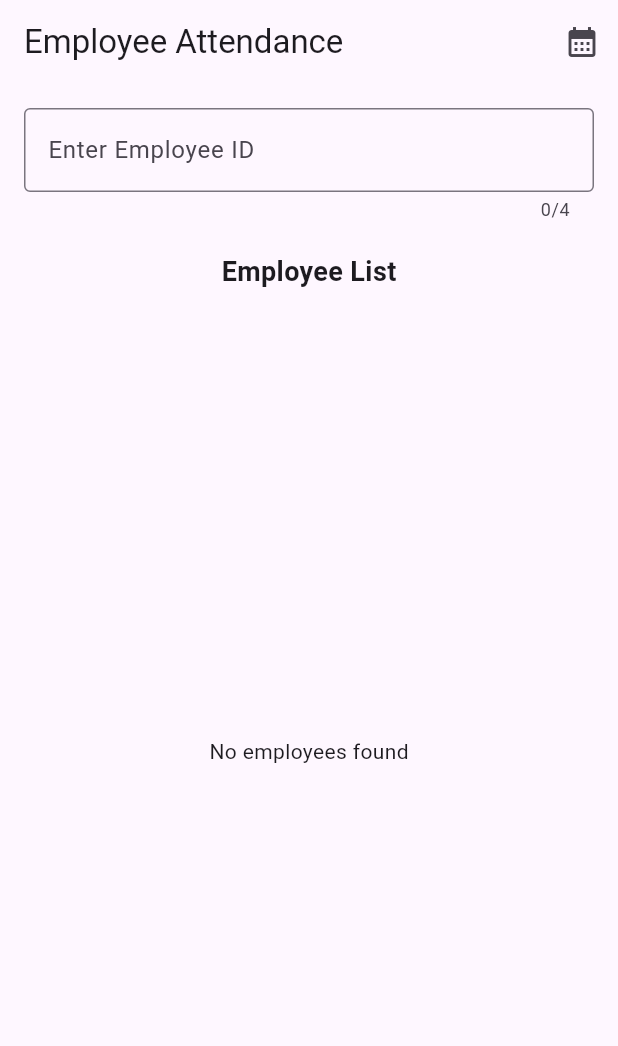
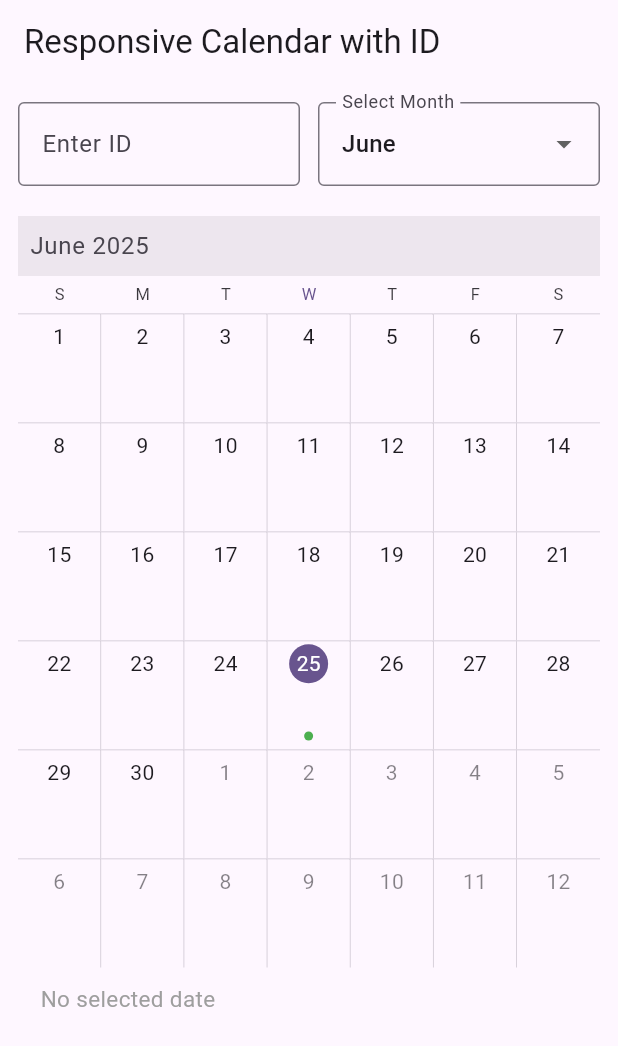
Before and after one commit to jaysonjyo/Attendance, a Flutter app: the screen it shows after launch, on a phone screen of 412 x 824 dp. Shown: the top 1046 px of the screen. Run offline on Flutter 3.47's test engine with Material 3 defaults, Android fonts, the light colour scheme and no system bars; drawn by our look-alikes of syncfusion_flutter_calendar; our stand-ins replace flutter_slidable, supabase_flutter; accounts and stored records are empty.

Commit message:
updated att

```diff
--- /dev/null
+++ b/lib/Leave_report_view.dart
@@ -0,0 +1,230 @@
+// import 'package:flutter/material.dart';
+// import 'package:syncfusion_flutter_calendar/calendar.dart';
+// import 'package:intl/intl.dart';
+//
+// class CalendarPage extends StatefulWidget {
+//   const CalendarPage({Key? key}) : super(key: key);
+//
+//   @override
+//   State<CalendarPage> createState() => _CalendarPageState();
+// }
+//
+// class _CalendarPageState extends State<CalendarPage> {
+//   final TextEditingController _idController = TextEditingController();
+//   DateTime _selectedMonth = DateTime.now();
+//   late DateTime _visibleDate;
+//
+//   @override
+//   void initState() {
+//     super.initState();
+//     _visibleDate = DateTime(_selectedMonth.year, _selectedMonth.month);
+//   }
+//
+//   List<String> _monthList = List.generate(12, (index) {
+//     final month = DateTime(0, index + 1);
+//     return DateFormat.MMMM().format(month); // e.g. January, February
+//   });
+//
+//   void _onMonthChanged(String? selectedMonth) {
+//     if (selectedMonth == null) return;
+//
+//     int monthIndex = _monthList.indexOf(selectedMonth) + 1;
+//     setState(() {
+//       _selectedMonth = DateTime(_selectedMonth.year, monthIndex);
+//       _visibleDate = _selectedMonth;
+//     });
+//   }
+//
+//   @override
+//   Widget build(BuildContext context) {
+//     return Scaffold(
+//       appBar: AppBar(
+//         title: const Text('Calendar View with ID & Month Select'),
+//       ),
+//       body: Padding(
+//         padding: const EdgeInsets.all(12),
+//         child: Column(
+//           children: [
+//             Row(
+//               children: [
+//                 Expanded(
+//                   flex: 2,
+//                   child: TextField(
+//                     controller: _idController,
+//                     decoration: const InputDecoration(
+//                       labelText: 'Enter ID',
+//                       border: OutlineInputBorder(),
+//                     ),
+//                   ),
+//                 ),
+//                 const SizedBox(width: 12),
+//                 Expanded(
+//                   flex: 2,
+//                   child: DropdownButtonFormField<String>(
+//                     value: DateFormat.MMMM().format(_selectedMonth),
+//                     items: _monthList
+//                         .map((month) => DropdownMenuItem(
+//                       value: month,
+//                       child: Text(month),
+//                     ))
+//                         .toList(),
+//                     onChanged: _onMonthChanged,
+//                     decoration: const InputDecoration(
+//                       labelText: 'Select Month',
+//                       border: OutlineInputBorder(),
+//                     ),
+//                   ),
+//                 ),
+//               ],
+//             ),
+//             const SizedBox(height: 20),
+//             Expanded(
+//               child: SfCalendar(
+//                 view: CalendarView.month,
+//                 initialDisplayDate: _visibleDate,
+//                 monthViewSettings: const MonthViewSettings(
+//                   showAgenda: true,
+//                 ),
+//                 dataSource: _getCalendarDataSource(),
+//               ),
+//             ),
+//           ],
+//         ),
+//       ),
+//     );
+//   }
+//
+//   CalendarDataSource _getCalendarDataSource() {
+//     return AppointmentDataSource([
+//       Appointment(
+//         startTime: DateTime.now(),
+//         endTime: DateTime.now().add(const Duration(hours: 2)),
+//         subject: 'Initial Meeting',
+//         color: Colors.blue,
+//       ),
+//     ]);
+//   }
+// }
+//
+// class AppointmentDataSource extends CalendarDataSource {
+//   AppointmentDataSource(List<Appointment> source) {
+//     appointments = source;
+//   }
+// }
+
+
+import 'package:flutter/material.dart';
+import 'package:syncfusion_flutter_calendar/calendar.dart';
+import 'package:intl/intl.dart';
+
+class CalendarPage extends StatefulWidget {
+  const CalendarPage({Key? key}) : super(key: key);
+
+  @override
+  State<CalendarPage> createState() => _CalendarPageState();
+}
+
+class _CalendarPageState extends State<CalendarPage> {
+  final TextEditingController _idController = TextEditingController();
+  final CalendarController _calendarController = CalendarController();
+
+  DateTime _selectedMonth = DateTime.now();
+  List<String> _monthList = List.generate(12, (index) {
+    final month = DateTime(0, index + 1);
+    return DateFormat.MMMM().format(month);
+  });
+
+  @override
+  void initState() {
+    super.initState();
+    _calendarController.displayDate = _selectedMonth;
+  }
+
+  void _onMonthChanged(String? selectedMonth) {
+    if (selectedMonth == null) return;
+
+    int monthIndex = _monthList.indexOf(selectedMonth) + 1;
+    setState(() {
+      _selectedMonth = DateTime(DateTime.now().year, monthIndex);
+      _calendarController.displayDate = _selectedMonth;
+    });
+  }
+
+  @override
+  void dispose() {
+    _calendarController.dispose();
+    _idController.dispose();
+    super.dispose();
+  }
+
+  @override
+  Widget build(BuildContext context) {
+    return Scaffold(
+      resizeToAvoidBottomInset: false,
+      appBar: AppBar(title: const Text('Responsive Calendar with ID')),
+      body: Padding(
+        padding: const EdgeInsets.all(12),
+        child: Column(
+          children: [
+            Row(
+              children: [
+                Expanded(
+                  child: TextField(
+                    controller: _idController,
+                    decoration: const InputDecoration(
+                      labelText: 'Enter ID',
+                      border: OutlineInputBorder(),
+                    ),
+                    onChanged: (value) {
+                      // You can react to ID input here if needed
+                    },
+                  ),
+                ),
+                const SizedBox(width: 12),
+                Expanded(
+                  child: DropdownButtonFormField<String>(
+                    value: DateFormat.MMMM().format(_selectedMonth),
+                    decoration: const InputDecoration(
+                      labelText: 'Select Month',
+                      border: OutlineInputBorder(),
+                    ),
+                    items: _monthList.map((month) {
+                      return DropdownMenuItem(value: month, child: Text(month));
+                    }).toList(),
+                    onChanged: _onMonthChanged,
+                  ),
+                ),
+              ],
+            ),
+            const SizedBox(height: 20),
+            Expanded(
+              child: SfCalendar(
+                controller: _calendarController,
+                view: CalendarView.month,
+                monthViewSettings: const MonthViewSettings(showAgenda: true),
+                dataSource: _getCalendarDataSource(),
+              ),
+            ),
+          ],
+        ),
+      ),
+    );
+  }
+
+  CalendarDataSource _getCalendarDataSource() {
+    return AppointmentDataSource([
+      Appointment(
+        startTime: DateTime.now(),
+        endTime: DateTime.now().add(const Duration(hours: 1)),
+        subject: 'Sample Event',
+        color: Colors.green,
+      ),
+    ]);
+  }
+}
+
+class AppointmentDataSource extends CalendarDataSource {
+  AppointmentDataSource(List<Appointment> appointments) {
+    this.appointments = appointments;
+  }
+}
--- a/lib/main.dart
+++ b/lib/main.dart
@@ -3,6 +3,8 @@ import 'package:flutter/material.dart';
 import 'package:hr_at/Date%20customize.dart';
 import 'package:hr_at/today.dart';
 import 'package:supabase_flutter/supabase_flutter.dart';
+
+import 'Leave_report_view.dart';
 
 void main() async {
   await Supabase.initialize(
@@ -23,7 +25,8 @@ class MyApp extends StatelessWidget {
       theme: ThemeData(
         colorScheme: ColorScheme.fromSeed(seedColor: Colors.deepPurple),
       ),
-      home: const AttendanceScreen(),
+     home: CalendarPage(),
+     // home: const AttendanceScreen(),
     );
   }
 }
@@ -297,7 +300,7 @@ class _AttendanceScreenState extends State<AttendanceScreen> {
             if (value == 'today') {
 Navigator.of(context).push(MaterialPageRoute(builder: (_)=>Today()));
             } else if (value == 'custom') {
-              Navigator.of(context).push(MaterialPageRoute(builder: (_)=>Date_Customize()));
+              Navigator.of(context).push(MaterialPageRoute(builder: (_)=>DateCustomize()));
               // Navigator.pushNamed(context, '/custom');
             }
           },
```
Also changed, not shown: lib/Date customize.dart (+155 -57 lines).
